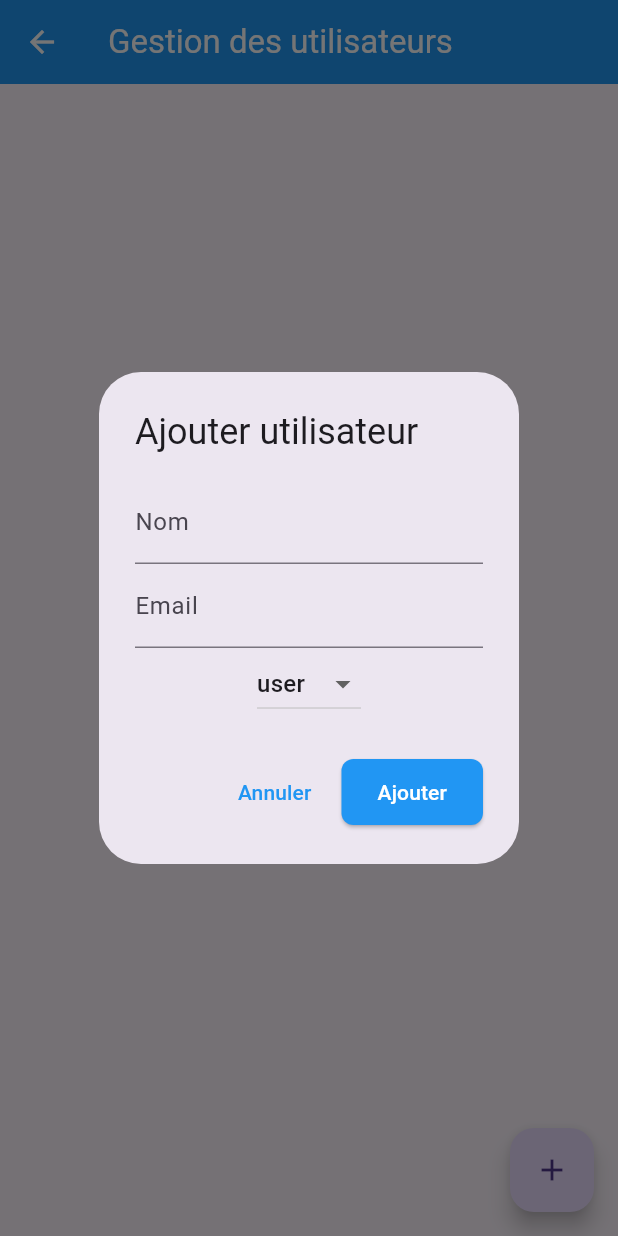
After one commit to ndongofa/nhtl, a Flutter app: the AdminPage screen opened by its route, after a tap on the "add" icon, on a phone screen of 412 x 824 dp. The commit adds this screen. Run offline on Flutter 3.47's test engine with Material 3 defaults, Android fonts, the phone set to English and light mode, and no system bars; our stand-ins replace fluttertoast, logger, shared_preferences; accounts and stored records are empty; network calls fail.

Commit message:
feat(frontend): ajout du dashboard de gestion des utilisateurs et améliorations
- Création du nouvel écran AdminPage pour la gestion des utilisateurs (CRUD complet : ajout, modification, suppression)
- Connexion du UserService à ApiConfig pour centraliser l’URL Railway
- Correction du DropdownButton avec setState pour la sélection des rôles (user/admin)
- Harmonisation du UserService avec TransportService (logger, gestion des erreurs, parsing JSON)
- Mise à jour du HomeScreen avec un bouton vers la gestion des utilisateurs
- Suppression de l’ancien user_model.dart et remplacement par user.dart

```diff
--- a/frontend/lib/main.dart
+++ b/frontend/lib/main.dart
@@ -5,6 +5,7 @@ import 'screens/auth/forgot_password_screen.dart';
 import 'screens/auth/otp_verification_screen.dart';
 import 'screens/auth/reset_password_screen.dart';
 import 'screens/home_screen.dart';
+import 'screens/admin/admin_page.dart'; // <-- import AdminPage
 import 'services/auth_service.dart';
 
 void main() async {
@@ -57,6 +58,7 @@ class MyApp extends StatelessWidget {
         '/signup': (context) => const SignupScreen(),
         '/forgot-password': (context) => const ForgotPasswordScreen(),
         '/home': (context) => const HomeScreen(),
+        '/admin': (context) => AdminPage(), // <-- nouvelle route
       },
       onGenerateRoute: (settings) {
         if (settings.name == '/otp-verification') {
--- /dev/null
+++ b/frontend/lib/models/user.dart
@@ -0,0 +1,31 @@
+class User {
+  final int id;
+  final String name;
+  final String email;
+  final String role;
+
+  User({
+    required this.id,
+    required this.name,
+    required this.email,
+    required this.role,
+  });
+
+  factory User.fromJson(Map<String, dynamic> json) {
+    return User(
+      id: json['id'] ?? 0,
+      name: json['name'],
+      email: json['email'],
+      role: json['role'],
+    );
+  }
+
+  Map<String, dynamic> toJson() {
+    return {
+      "id": id,
+      "name": name,
+      "email": email,
+      "role": role,
+    };
+  }
+}
--- /dev/null
+++ b/frontend/lib/screens/admin/admin_page.dart
@@ -0,0 +1,147 @@
+import 'package:flutter/material.dart';
+import '../../models/user.dart';
+import '../../services/user_service.dart';
+
+class AdminPage extends StatefulWidget {
+  @override
+  _AdminPageState createState() => _AdminPageState();
+}
+
+class _AdminPageState extends State<AdminPage> {
+  final UserService userService = UserService();
+  List<User> users = [];
+
+  @override
+  void initState() {
+    super.initState();
+    loadUsers();
+  }
+
+  Future<void> loadUsers() async {
+    final data = await userService.getUsers();
+    setState(() => users = data ?? []);
+  }
+
+  Future<void> showUserDialog({User? user}) async {
+    final nameController = TextEditingController(text: user?.name ?? "");
+    final emailController = TextEditingController(text: user?.email ?? "");
+    String role = user?.role ?? "user";
+
+    final isEditing = user != null;
+
+    await showDialog(
+      context: context,
+      builder: (context) => AlertDialog(
+        title: Text(isEditing ? "Modifier utilisateur" : "Ajouter utilisateur"),
+        content: Column(
+          mainAxisSize: MainAxisSize.min,
+          children: [
+            TextField(
+              controller: nameController,
+              decoration: const InputDecoration(labelText: "Nom"),
+            ),
+            TextField(
+              controller: emailController,
+              decoration: const InputDecoration(labelText: "Email"),
+            ),
+            DropdownButton<String>(
+              value: role,
+              items: ["user", "admin"]
+                  .map((r) => DropdownMenuItem(value: r, child: Text(r)))
+                  .toList(),
+              onChanged: (value) => role = value!,
+            ),
+          ],
+        ),
+        actions: [
+          TextButton(
+            onPressed: () => Navigator.pop(context),
+            child: const Text("Annuler"),
+          ),
+          ElevatedButton(
+            onPressed: () async {
+              final newUser = User(
+                id: isEditing ? user!.id : 0,
+                name: nameController.text,
+                email: emailController.text,
+                role: role,
+              );
+              try {
+                if (isEditing) {
+                  await userService.updateUser(newUser);
+                  ScaffoldMessenger.of(context).showSnackBar(
+                    const SnackBar(
+                        content: Text("Utilisateur modifié avec succès")),
+                  );
+                } else {
+                  await userService.addUser(newUser);
+                  ScaffoldMessenger.of(context).showSnackBar(
+                    const SnackBar(
+                        content: Text("Utilisateur ajouté avec succès")),
+                  );
+                }
+                Navigator.pop(context);
+                loadUsers();
+              } catch (e) {
+                ScaffoldMessenger.of(context).showSnackBar(
+                  SnackBar(content: Text("Erreur : $e")),
+                );
+              }
+            },
+            child: Text(isEditing ? "Modifier" : "Ajouter"),
+          ),
+        ],
+      ),
+    );
+  }
+
+  Future<void> deleteUser(int id) async {
+    try {
+      await userService.deleteUser(id);
+      ScaffoldMessenger.of(context).showSnackBar(
+        const SnackBar(content: Text("Utilisateur supprimé")),
+      );
+      loadUsers();
+    } catch (e) {
+      ScaffoldMessenger.of(context).showSnackBar(
+        SnackBar(content: Text("Erreur : $e")),
+      );
+    }
+  }
+
+  @override
+  Widget build(BuildContext context) {
+    return Scaffold(
+      appBar: AppBar(title: const Text("Gestion des utilisateurs")),
+      body: users.isEmpty
+          ? const Center(child: Text("Aucun utilisateur trouvé"))
+          : ListView.builder(
+              itemCount: users.length,
+              itemBuilder: (context, index) {
+                final u = users[index];
+                return ListTile(
+                  title: Text(u.name),
+                  subtitle: Text("${u.email} - ${u.role}"),
+                  trailing: Row(
+                    mainAxisSize: MainAxisSize.min,
+                    children: [
+                      IconButton(
+                        icon: const Icon(Icons.edit, color: Colors.blue),
+                        onPressed: () => showUserDialog(user: u),
+                      ),
+                      IconButton(
+                        icon: const Icon(Icons.delete, color: Colors.red),
+                        onPressed: () => deleteUser(u.id),
+                      ),
+                    ],
+                  ),
+                );
+              },
+            ),
+      floatingActionButton: FloatingActionButton(
+        onPressed: () => showUserDialog(),
+        child: const Icon(Icons.add),
+      ),
+    );
+  }
+}
--- a/frontend/lib/screens/home_screen.dart
+++ b/frontend/lib/screens/home_screen.dart
@@ -1,10 +1,10 @@
 import 'package:flutter/material.dart';
-import 'package:fluttertoast/fluttertoast.dart';
 import '../services/auth_service.dart';
 import 'transport_form_screen.dart';
 import 'commande_form_screen.dart';
 import 'transports_list_screen.dart';
 import 'commandes_list_screen.dart';
+import 'admin/admin_page.dart'; // <-- import AdminPage
 
 class HomeScreen extends StatelessWidget {
   const HomeScreen({Key? key}) : super(key: key);
@@ -68,7 +68,7 @@ class HomeScreen extends StatelessWidget {
               ),
               const SizedBox(height: 10),
               const Text(
-                'Gérez vos transports et commandes',
+                'Gérez vos transports, commandes et utilisateurs',
                 style: TextStyle(fontSize: 16, color: Colors.grey),
                 textAlign: TextAlign.center,
               ),
@@ -99,6 +99,13 @@ class HomeScreen extends StatelessWidget {
                 'Mes Commandes',
                 Icons.receipt,
                 const CommandesListScreen(),
+              ),
+              const SizedBox(height: 12),
+              _buildButton(
+                context,
+                'Gestion des Utilisateurs',
+                Icons.people,
+                AdminPage(), // <-- nouvel écran CRUD User
               ),
             ],
           ),
--- /dev/null
+++ b/frontend/lib/services/user_service.dart
@@ -0,0 +1,126 @@
+import 'package:http/http.dart' as http;
+import 'dart:convert';
+import '../models/user.dart';
+import '../config/api_config.dart';
+import 'package:logger/logger.dart';
+
+class UserService {
+  final logger = Logger();
+
+  // Ajouter un utilisateur
+  Future<User?> addUser(User user) async {
+    try {
+      final url = '${ApiConfig.baseUrl}/users';
+      logger.i('POST $url');
+
+      final response = await http
+          .post(
+            Uri.parse(url),
+            headers: {'Content-Type': 'application/json'},
+            body: jsonEncode(user.toJson()),
+          )
+          .timeout(ApiConfig.connectTimeout);
+
+      logger.i('Status: ${response.statusCode}');
+      logger.i('Body: ${response.body}');
+
+      if (response.statusCode == 200 || response.statusCode == 201) {
+        final json = jsonDecode(response.body);
+        logger.i('✅ Utilisateur créé avec succès');
+        // ✅ ton backend retourne directement l'objet utilisateur
+        return User.fromJson(json);
+      } else {
+        logger.e('❌ Erreur: ${response.statusCode}');
+        return null;
+      }
+    } catch (e) {
+      logger.e('❌ Exception: $e');
+      return null;
+    }
+  }
+
+  // Récupérer tous les utilisateurs
+  Future<List<User>?> getUsers() async {
+    try {
+      final url = '${ApiConfig.baseUrl}/users';
+      logger.i('GET $url');
+
+      final response = await http.get(
+        Uri.parse(url),
+        headers: {'Content-Type': 'application/json'},
+      ).timeout(ApiConfig.receiveTimeout);
+
+      logger.i('Status: ${response.statusCode}');
+      logger.i('Body: ${response.body}');
+
+      if (response.statusCode == 200) {
+        final List<dynamic> data = jsonDecode(response.body);
+        logger.i('✅ Utilisateurs récupérés');
+        return data.map((u) => User.fromJson(u)).toList();
+      } else {
+        logger.e('❌ Erreur: ${response.statusCode}');
+        return null;
+      }
+    } catch (e) {
+      logger.e('❌ Exception: $e');
+      return null;
+    }
+  }
+
+  // Mettre à jour un utilisateur
+  Future<User?> updateUser(User user) async {
+    try {
+      final url = '${ApiConfig.baseUrl}/users/${user.id}';
+      logger.i('PUT $url');
+
+      final response = await http
+          .put(
+            Uri.parse(url),
+            headers: {'Content-Type': 'application/json'},
+            body: jsonEncode(user.toJson()),
+          )
+          .timeout(ApiConfig.connectTimeout);
+
+      logger.i('Status: ${response.statusCode}');
+      logger.i('Body: ${response.body}');
+
+      if (response.statusCode == 200) {
+        final json = jsonDecode(response.body);
+        logger.i('✅ Utilisateur ${user.id} mis à jour');
+        return User.fromJson(json);
+      } else {
+        logger.e('❌ Erreur: ${response.statusCode}');
+        return null;
+      }
+    } catch (e) {
+      logger.e('❌ Exception: $e');
+      return null;
+    }
+  }
+
+  // Supprimer un utilisateur
+  Future<bool> deleteUser(int id) async {
+    try {
+      final url = '${ApiConfig.baseUrl}/users/$id';
+      logger.i('DELETE $url');
+
+      final response = await http.delete(
+        Uri.parse(url),
+        headers: {'Content-Type': 'application/json'},
+      ).timeout(ApiConfig.connectTimeout);
+
+      logger.i('Status: ${response.statusCode}');
+
+      if (response.statusCode == 200 || response.statusCode == 204) {
+        logger.i('✅ Utilisateur $id supprimé');
+        return true;
+      } else {
+        logger.e('❌ Erreur: ${response.statusCode}');
+        return false;
+      }
+    } catch (e) {
+      logger.e('❌ Exception: $e');
+      return false;
+    }
+  }
+}
```
Also changed, not shown: frontend/lib/models/user_model.dart (deleted).
